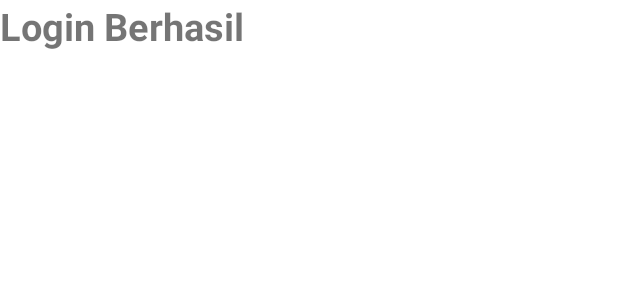
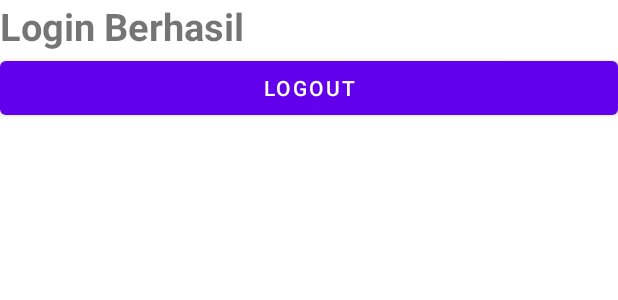
Before and after one commit to WijoyoBudi/COIV-ID-News, an Android app: the layout activity_halaman_admin.xml on its own in the app's theme, with its tools: preview values and no code run, on a phone screen of 412 x 824 dp. Shown: the top 300 px of the screen. Run offline under Robolectric (Android 15) with nearby library versions, the phone set to English and light mode, and no system bars.

Commit message:
membuat fungsi logout

```diff
--- a/app/src/main/res/layout/activity_halaman_admin.xml
+++ b/app/src/main/res/layout/activity_halaman_admin.xml
@@ -16,4 +16,10 @@
         android:textSize="25sp"
         android:textStyle="bold" />
 
+    <Button
+        android:id="@+id/btnExit"
+        android:layout_width="match_parent"
+        android:layout_height="wrap_content"
+        android:text="LogOut" />
+
 </LinearLayout>
```
Also changed, not shown: app/src/main/java/com/example/cov_idnews/halaman_admin.java (+18 -0 lines).
